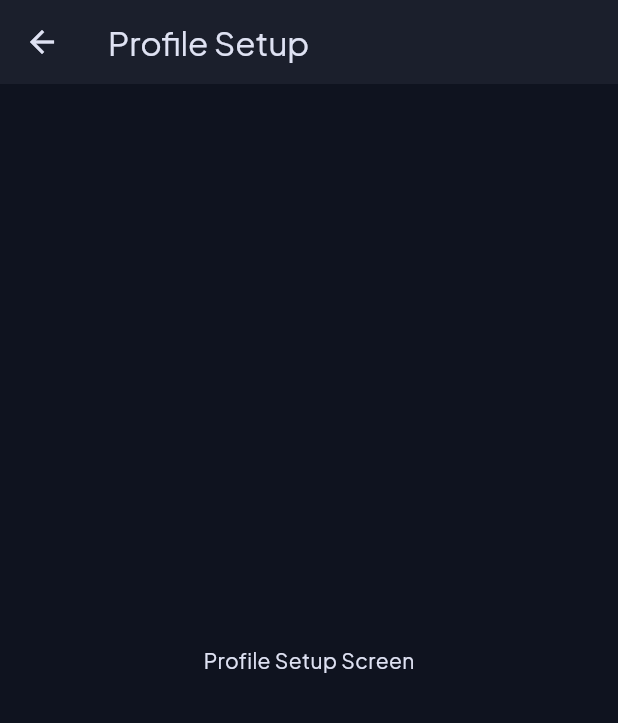
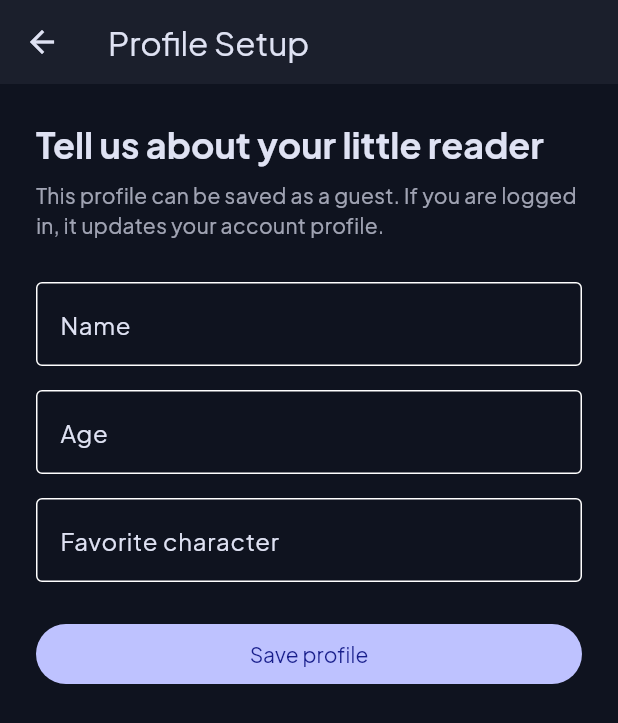
Before and after one commit to AnupamSingh0211/stories-app-frontend, a Flutter app: the screen it shows after launch, after a tap on "Continue with Apple", on a phone screen of 412 x 824 dp. Shown: the top 723 px of the screen. Run offline on Flutter 3.47's test engine with Material 3 defaults, Android fonts, the phone set to English and light mode, and no system bars; our stand-ins replace supabase_flutter; accounts and stored records are empty.

Commit message:
Integrate supabase and profile screen data is connected with supabase database

```diff
--- /dev/null
+++ b/lib/core/supabase_client.dart
@@ -0,0 +1,7 @@
+import 'package:supabase_flutter/supabase_flutter.dart';
+
+class SupabaseClientProvider {
+  const SupabaseClientProvider._();
+
+  static SupabaseClient get client => Supabase.instance.client;
+}
--- /dev/null
+++ b/lib/features/auth/profile_repository.dart
@@ -0,0 +1,26 @@
+import '../../core/supabase_client.dart';
+
+class ProfileRepository {
+  const ProfileRepository();
+
+  Future<void> saveProfile({
+    required String name,
+    required int age,
+    required String character,
+  }) async {
+    final client = SupabaseClientProvider.client;
+    final userId = client.auth.currentUser?.id;
+    final profile = <String, dynamic>{
+      'name': name,
+      'age': age,
+      'character': character,
+    };
+
+    if (userId == null) {
+      await client.from('profiles').insert(profile);
+      return;
+    }
+
+    await client.from('profiles').upsert({'id': userId, ...profile});
+  }
+}
--- a/lib/features/auth/profile_setup_screen.dart
+++ b/lib/features/auth/profile_setup_screen.dart
@@ -1,16 +1,158 @@
 import 'package:flutter/material.dart';
 
-class ProfileSetupScreen extends StatelessWidget {
+import 'profile_repository.dart';
+
+class ProfileSetupScreen extends StatefulWidget {
   const ProfileSetupScreen({super.key});
 
   @override
+  State<ProfileSetupScreen> createState() => _ProfileSetupScreenState();
+}
+
+class _ProfileSetupScreenState extends State<ProfileSetupScreen> {
+  final _formKey = GlobalKey<FormState>();
+  final _nameController = TextEditingController();
+  final _ageController = TextEditingController();
+  final _characterController = TextEditingController();
+  final _repository = const ProfileRepository();
+
+  bool _isSaving = false;
+
+  @override
+  void dispose() {
+    _nameController.dispose();
+    _ageController.dispose();
+    _characterController.dispose();
+    super.dispose();
+  }
+
+  Future<void> _saveProfile() async {
+    if (!_formKey.currentState!.validate()) {
+      return;
+    }
+
+    setState(() => _isSaving = true);
+
+    try {
+      await _repository.saveProfile(
+        name: _nameController.text.trim(),
+        age: int.parse(_ageController.text.trim()),
+        character: _characterController.text.trim(),
+      );
+
+      if (!mounted) return;
+
+      ScaffoldMessenger.of(
+        context,
+      ).showSnackBar(const SnackBar(content: Text('Profile saved')));
+    } catch (error) {
+      if (!mounted) return;
+
+      ScaffoldMessenger.of(
+        context,
+      ).showSnackBar(SnackBar(content: Text('Could not save profile: $error')));
+    } finally {
+      if (mounted) {
+        setState(() => _isSaving = false);
+      }
+    }
+  }
+
+  @override
   Widget build(BuildContext context) {
+    final theme = Theme.of(context);
+    final colors = theme.colorScheme;
+
     return Scaffold(
-      appBar: AppBar(
-        title: const Text("Profile Setup"),
-      ),
-      body: const Center(
-        child: Text("Profile Setup Screen"),
+      appBar: AppBar(title: const Text('Profile Setup')),
+      body: SafeArea(
+        child: SingleChildScrollView(
+          padding: const EdgeInsets.all(24),
+          child: Form(
+            key: _formKey,
+            child: Column(
+              crossAxisAlignment: CrossAxisAlignment.stretch,
+              children: [
+                Text(
+                  'Tell us about your little reader',
+                  style: theme.textTheme.headlineSmall?.copyWith(
+                    fontWeight: FontWeight.w700,
+                    color: colors.onSurface,
+                  ),
+                ),
+                const SizedBox(height: 8),
+                Text(
+                  'This profile can be saved as a guest. If you are logged in, it updates your account profile.',
+                  style: theme.textTheme.bodyMedium?.copyWith(
+                    color: colors.onSurface.withValues(alpha: 0.7),
+                  ),
+                ),
+                const SizedBox(height: 28),
+                TextFormField(
+                  controller: _nameController,
+                  textInputAction: TextInputAction.next,
+                  decoration: const InputDecoration(
+                    labelText: 'Name',
+                    border: OutlineInputBorder(),
+                  ),
+                  validator: (value) {
+                    if (value == null || value.trim().isEmpty) {
+                      return 'Enter a name';
+                    }
+
+                    return null;
+                  },
+                ),
+                const SizedBox(height: 16),
+                TextFormField(
+                  controller: _ageController,
+                  keyboardType: TextInputType.number,
+                  textInputAction: TextInputAction.next,
+                  decoration: const InputDecoration(
+                    labelText: 'Age',
+                    border: OutlineInputBorder(),
+                  ),
+                  validator: (value) {
+                    final age = int.tryParse(value?.trim() ?? '');
+                    if (age == null || age <= 0) {
+                      return 'Enter a valid age';
+                    }
+
+                    return null;
+                  },
+                ),
+                const SizedBox(height: 16),
+                TextFormField(
+                  controller: _characterController,
+                  textInputAction: TextInputAction.done,
+                  decoration: const InputDecoration(
+                    labelText: 'Favorite character',
+                    border: OutlineInputBorder(),
+                  ),
+                  validator: (value) {
+                    if (value == null || value.trim().isEmpty) {
+                      return 'Enter a character';
+                    }
+
+                    return null;
+                  },
+                  onFieldSubmitted: (_) => _saveProfile(),
+                ),
+                const SizedBox(height: 24),
+                FilledButton(
+                  onPressed: _isSaving ? null : _saveProfile,
+                  child: _isSaving
+                      ? const SizedBox(
+                          height: 20,
+                          width: 20,
+                          child: CircularProgressIndicator(strokeWidth: 2),
+                        )
+                      : const Text('Save profile'),
+                ),
+              ],
+            ),
+          ),
+        ),
       ),
     );
   }
--- a/lib/features/auth/welcome_screen.dart
+++ b/lib/features/auth/welcome_screen.dart
@@ -93,7 +93,7 @@ class WelcomeScreen extends StatelessWidget {
                   GestureDetector(
                     onTap: () => _navigateToProfile(context),
                     child: Text(
-                      "Browse as a Guest →",
+                      "Browse as a Guest ->",
                       style: theme.textTheme.bodyMedium?.copyWith(
                         color: colors.onSurface.withValues(alpha: 0.7),
                       ),
--- a/lib/main.dart
+++ b/lib/main.dart
@@ -1,8 +1,18 @@
 import 'package:flutter/material.dart';
+import 'package:supabase_flutter/supabase_flutter.dart';
+
+import 'core/supabase_config.dart';
 import 'core/theme.dart';
 import 'features/auth/welcome_screen.dart';
 
-void main() {
+Future<void> main() async {
+  WidgetsFlutterBinding.ensureInitialized();
+
+  await Supabase.initialize(
+    url: SupabaseConfig.url,
+    anonKey: SupabaseConfig.anonKey,
+  );
+
   runApp(const MyApp());
 }
 
--- a/pubspec.yaml
+++ b/pubspec.yaml
@@ -34,6 +34,7 @@ dependencies:
   # The following adds the Cupertino Icons font to your application.
   # Use with the CupertinoIcons class for iOS style icons.
   cupertino_icons: ^1.0.8
+  supabase_flutter: ^2.12.4
 
 dev_dependencies:
   flutter_test:
```
Also changed, not shown: lib/core/supabase_config.dart (added, +11 -0 lines), pubspec.lock, 7 other files.
